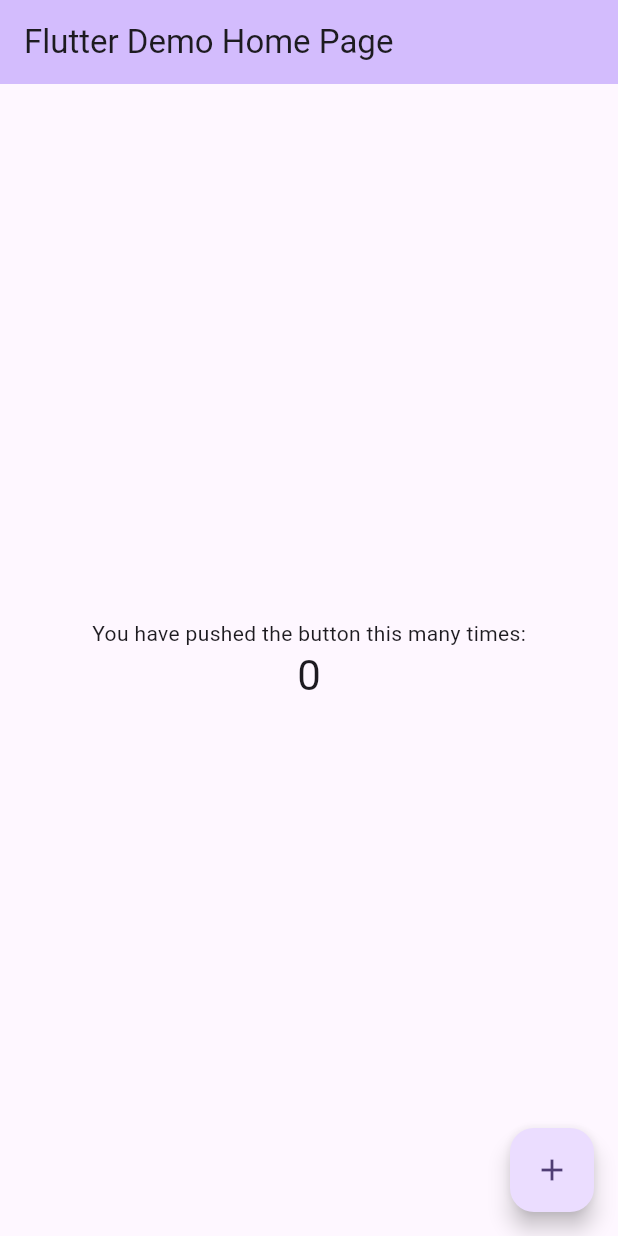
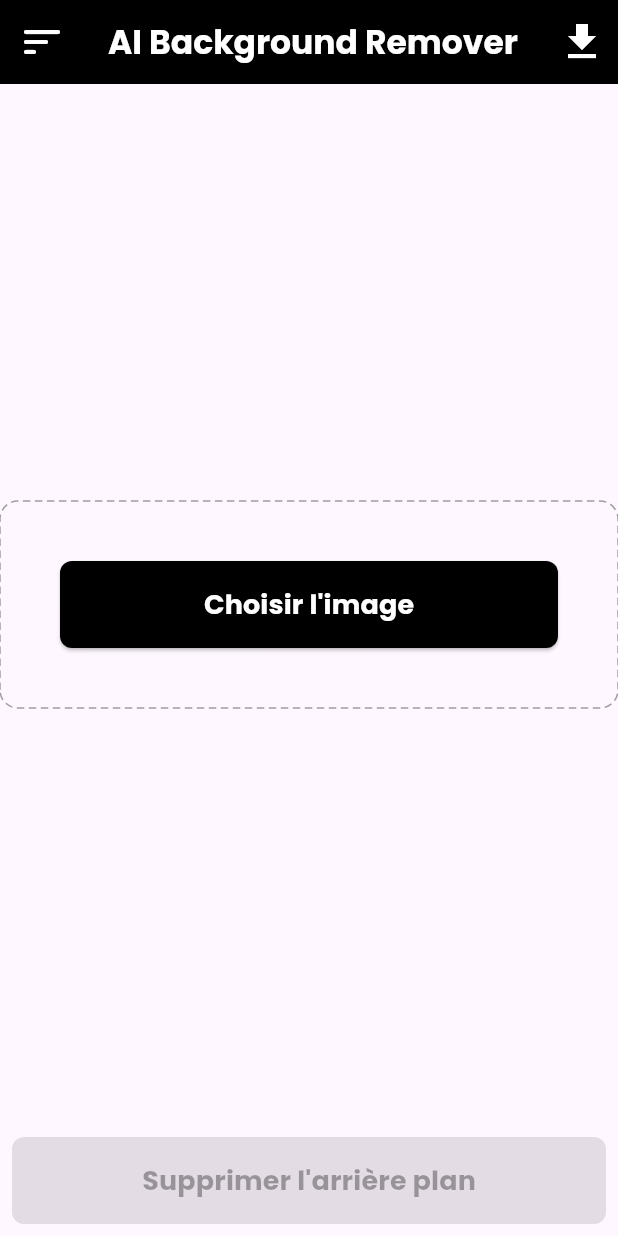
Before and after one commit to Philemon011/RemoveBG_flutter, a Flutter app: the screen it shows after launch, on a phone screen of 412 x 824 dp. Run offline on Flutter 3.47's test engine with Material 3 defaults, Android fonts, the phone set to English and light mode, and no system bars; our stand-ins replace google_fonts, image_picker, permission_handler, screenshot; missing offline and left inert: before_after_image_slider_nullsafty.

Commit message:
final app

```diff
--- /dev/null
+++ b/lib/Homescreen.dart
@@ -0,0 +1,280 @@
+import 'dart:io';
+import 'dart:typed_data';
+
+import 'package:removebg/api.dart';
+import 'package:removebg/dashed_border.dart';
+import 'package:before_after_image_slider_nullsafty/before_after_image_slider_nullsafty.dart';
+import 'package:flutter/material.dart';
+import 'package:google_fonts/google_fonts.dart';
+import 'package:image_picker/image_picker.dart';
+import 'package:permission_handler/permission_handler.dart';
+import 'package:screenshot/screenshot.dart';
+import 'package:path_provider/path_provider.dart';
+
+class Homescreen extends StatefulWidget {
+  const Homescreen({super.key});
+
+  @override
+  State<Homescreen> createState() => _HomescreenState();
+}
+
+class _HomescreenState extends State<Homescreen> {
+  var loaded = false;
+  var removedbg = false;
+  Uint8List? image;
+  String? imagePath = '';
+  var isLoading = false;
+
+  ScreenshotController screenshotController = ScreenshotController();
+
+  pickImage() async {
+    final img = await ImagePicker().pickImage(source: ImageSource.gallery, imageQuality: 100);
+    if (img != null) {
+      imagePath = img.path;
+      loaded = true;
+      setState(() {});
+    } else {}
+  }
+
+  downloadImage() async {
+    var perm = await Permission.manageExternalStorage.request();
+    var folderName = "BGRemover";
+    var fileName = "${DateTime.now().millisecondsSinceEpoch}.png";
+
+    if (perm.isGranted) {
+      // Utilisation du répertoire "Downloads"
+      Directory? directory;
+
+      // Vérifiez si vous êtes sur Android
+      if (Platform.isAndroid) {
+        directory =
+            await getExternalStorageDirectory(); // Obtenez le répertoire externe
+        // Si l'appareil est sous Android 10+ (API 29 et plus), utilisez MediaStore
+        directory = Directory('/storage/emulated/0/Download');
+      } else {
+        // Pour iOS ou autres plateformes, on peut utiliser les documents de l'application
+        directory = await getApplicationDocumentsDirectory();
+      }
+
+      // Créer le répertoire "BGRemover" dans le dossier Downloads
+      String folderPath = "${directory.path}/$folderName";
+      final folder = Directory(folderPath);
+
+      if (!await folder.exists()) {
+        await folder.create(
+            recursive: true); // Créer le dossier s'il n'existe pas
+      }
+
+      // Sauvegarde de l'image capturée dans le répertoire choisi
+      await screenshotController.captureAndSave(
+        folder.path,
+        delay: Duration(milliseconds: 100),
+        fileName: fileName,
+        pixelRatio: 1.0,
+      );
+
+      // Afficher un message de succès avec le chemin du fichier sauvegardé
+      ScaffoldMessenger.of(context).showSnackBar(
+        SnackBar(
+          backgroundColor: Colors.green,
+          content: Text(
+            "Votre fichier a été sauvegardé dans ${folder.path}",
+            style:
+                GoogleFonts.poppins(fontSize: 16, fontWeight: FontWeight.bold),
+          ),
+        ),
+      );
+    } else {
+      // Afficher un message d'erreur si la permission est refusée
+      ScaffoldMessenger.of(context).showSnackBar(
+        SnackBar(
+          backgroundColor: Colors.red,
+          content: Text(
+            "Permission non accordée pour l'accès au stockage",
+            style:
+                GoogleFonts.poppins(fontSize: 16, fontWeight: FontWeight.bold),
+          ),
+        ),
+      );
+    }
+  }
+
+//   downloadImage() async {
+//   // Demande la permission d'accès au stockage
+//   var status = await Permission.storage.request();
+
+//   if (status.isGranted) {
+//     // La permission est accordée, continuer avec l'enregistrement de l'image
+//     var fileName = "${DateTime.now().millisecondsSinceEpoch}.png";
+//     Directory? directory = await getExternalStorageDirectory();
+//     var folderPath = "${directory!.path}/BGRemover";
+
+//     final folder = Directory(folderPath);
+//     if (!await folder.exists()) {
+//       await folder.create(recursive: true);
+//     }
+
+//     await screenshotController.captureAndSave(
+//       folder.path,
+//       delay: Duration(milliseconds: 100),
+//       fileName: fileName,
+//       pixelRatio: 1.0,
+//     );
+
+//     ScaffoldMessenger.of(context).showSnackBar(SnackBar(
+//       content: Text(
+//         "Votre fichier a été sauvegardé dans $folderPath",
+//         style: GoogleFonts.poppins(fontSize: 16, fontWeight: FontWeight.bold),
+//       ),
+//     ));
+//   } else if (status.isDenied) {
+//     // Permission refusée
+//     ScaffoldMessenger.of(context).showSnackBar(SnackBar(
+//       content: Text(
+//         "Permission non accordée pour l'accès au stockage",
+//         style: GoogleFonts.poppins(fontSize: 16, fontWeight: FontWeight.bold),
+//       ),
+//     ));
+//     await Permission.storage.request();
+//     openAppSettings();
+//   } else if (status.isPermanentlyDenied) {
+//     // Si la permission est définitivement refusée, vous pouvez ouvrir les paramètres pour l'activer
+//     openAppSettings();
+//   }
+// }
+
+  @override
+  Widget build(BuildContext context) {
+    return Scaffold(
+      appBar: AppBar(
+        actions: [
+          IconButton(
+              onPressed: () {
+                downloadImage();
+              },
+              icon: Icon(
+                Icons.download,
+                color: Colors.white,
+                size: 32,
+              ))
+        ],
+        leading: const Icon(
+          Icons.sort_rounded,
+          color: Colors.white,
+          size: 32,
+        ),
+        backgroundColor: Colors.black,
+        title: Text(
+          "AI Background Remover",
+          style: GoogleFonts.poppins(
+              color: Colors.white, fontWeight: FontWeight.bold),
+        ),
+      ),
+      body: Center(
+        child: removedbg
+            ? Padding(
+                padding: const EdgeInsets.all(8.0),
+                child: BeforeAfter(
+                  thumbColor: Colors.white,
+                  beforeImage: Image.file(File(imagePath!)),
+                  afterImage: Screenshot(
+                      controller: screenshotController,
+                      child: Image.memory(image!)),
+                ),
+              )
+            : loaded
+                ? GestureDetector(
+                    onTap: () {
+                      pickImage();
+                    },
+                    child: Image.file(File(imagePath!)))
+                : DashedBorder(
+                    color: Colors.grey,
+                    radius: 12,
+                    padding: const EdgeInsets.all(40),
+                    child: Container(
+                        child: SizedBox(
+                      width: double.infinity,
+                      height: 58,
+                      child: ElevatedButton(
+                        style: ElevatedButton.styleFrom(
+                          backgroundColor: Colors.black,
+                          foregroundColor: Colors.white,
+                          shape: RoundedRectangleBorder(
+                            borderRadius: BorderRadius.circular(
+                                8), // Réduire le rayon ici (par exemple à 8)
+                          ),
+                        ),
+                        onPressed: () {
+                          pickImage();
+                        },
+                        child: Text(
+                          "Choisir l'image",
+                          style: GoogleFonts.poppins(
+                              fontSize: 18, fontWeight: FontWeight.bold),
+                        ),
+                      ),
+                    )),
+                  ),
+      ),
+      bottomNavigationBar: Padding(
+        padding: const EdgeInsets.all(8.0),
+        child: Container(
+            child: SizedBox(
+          width: double.infinity - 10,
+          height: 58,
+          child: ElevatedButton(
+            style: ElevatedButton.styleFrom(
+              backgroundColor: Colors.black,
+              foregroundColor: Colors.white,
+              shape: RoundedRectangleBorder(
+                borderRadius: BorderRadius.circular(
+                    8), // Réduire le rayon ici (par exemple à 8)
+              ),
+            ),
+            onPressed: loaded
+                ? () async {
+                    setState(() {
+                      isLoading = true;
+                    });
+
+                    image = await Api.removebg(imagePath!);
+                    if (image != null) {
+                      debugPrint(
+                          "Image sans arrière-plan obtenue avec succès.");
+                      debugPrint(
+                          "Taille de l'image traitée : ${image?.length}");
+                      removedbg = true;
+                      isLoading = false;
+                      setState(() {});
+                    } else {
+                      isLoading = false;
+                      removedbg = false;
+                      ScaffoldMessenger.of(context).showSnackBar(SnackBar(
+                        backgroundColor: Colors.red,
+                        content: Text(
+                          "Erreur : Erreur de connexion au serveur ! ",
+                          style: GoogleFonts.poppins(
+                              fontSize: 16, fontWeight: FontWeight.bold),
+                        ),
+                      ));
+                      debugPrint(
+                          "Erreur : L'image sans arrière-plan est nulle.");
+                    }
+                  }
+                : null,
+            child: isLoading
+                ? const CircularProgressIndicator(
+                    color: Colors.white,
+                  )
+                : Text(
+                    "Supprimer l'arrière plan",
+                    style: GoogleFonts.poppins(
+                        fontSize: 18, fontWeight: FontWeight.bold),
+                  ),
+          ),
+        )),
+      ),
+    );
+  }
+}
--- /dev/null
+++ b/lib/api.dart
@@ -0,0 +1,28 @@
+import 'package:flutter/material.dart';
+import 'package:http/http.dart' as http;
+
+class Api {
+  static const apiKey = "HCSKHEDHas2n5upDbphF9kps";
+  static var baseUrl = Uri.parse("https://api.remove.bg/v1.0/removebg");
+
+  static removebg(String imgPath) async {
+    var req = http.MultipartRequest("POST", baseUrl);
+
+    req.headers.addAll({
+      "X-Api-Key": apiKey,
+    });
+
+    req.files.add(await http.MultipartFile.fromPath("image_file", imgPath));
+
+    final res = await req.send();
+
+    if (res.statusCode == 200) {
+      http.Response img = await http.Response.fromStream(res);
+      return img.bodyBytes;
+    } else {
+
+      debugPrint("Erreur de connexion au serveur");
+      return null;
+    }
+  }
+}
--- /dev/null
+++ b/lib/dashed_border.dart
@@ -0,0 +1,94 @@
+import 'dart:ui';
+
+import 'package:flutter/material.dart';
+
+class DashedBorder extends StatefulWidget {
+  final Color color;
+  final double strokeWidth;
+  final double dotsWidth;
+  final double gap;
+  final double radius;
+  final Widget child;
+  final EdgeInsets? padding;
+
+  const DashedBorder(
+      {super.key,
+      this.color = Colors.black,
+      this.strokeWidth = 1.0,
+      this.dotsWidth = 5.0,
+      this.gap = 3.0,
+      this.radius = 0,
+      required this.child,
+      this.padding});
+
+  @override
+  State<DashedBorder> createState() => _DashedBorderState();
+}
+
+class _DashedBorderState extends State<DashedBorder> {
+  @override
+  Widget build(BuildContext context) {
+    return CustomPaint(
+      painter: _DottedCustomPaint(
+        color: widget.color,
+        dottedLenght: widget.dotsWidth,
+        space: widget.gap,
+        strokeWidth: widget.strokeWidth,
+        radius: widget.radius,
+      ),
+      child: Container(
+        padding: widget.padding ?? const EdgeInsets.all(2),
+        child: widget.child,
+      ),
+    );
+  }
+}
+
+class _DottedCustomPaint extends CustomPainter {
+  Color? color;
+  double? dottedLenght;
+  double? space;
+  double? strokeWidth;
+  double? radius;
+
+  _DottedCustomPaint(
+      {this.color,
+      this.dottedLenght,
+      this.space,
+      this.strokeWidth,
+      this.radius});
+
+  @override
+  void paint(Canvas canvas, Size size) {
+    final Paint paint = Paint()
+      ..isAntiAlias = true
+      ..filterQuality = FilterQuality.high
+      ..color = color!
+      ..style = PaintingStyle.stroke
+      ..strokeWidth = strokeWidth!;
+
+    Path path = Path();
+    path.addRRect(RRect.fromLTRBR(
+        0, 0, size.width, size.height, Radius.circular(radius!)));
+
+    Path draw = buildDashPath(path, dottedLenght!, space!);
+    canvas.drawPath(draw, paint);
+  }
+
+  Path buildDashPath(Path path, double dottedLenght, double space) {
+    final Path r = Path();
+    for (PathMetric metric in path.computeMetrics()) {
+      double start = 0.0;
+      while (start < metric.length) {
+        double end = start + dottedLenght;
+        r.addPath(metric.extractPath(start, end), Offset.zero);
+        start = end + space;
+      }
+    }
+    return r;
+  }
+  @override
+  bool shouldRepaint(_DottedCustomPaint oldDelegate) {
+    return true;
+  }
+}
--- a/lib/main.dart
+++ b/lib/main.dart
@@ -1,3 +1,4 @@
+import 'package:removebg/Homescreen.dart';
 import 'package:flutter/material.dart';
 
 void main() {
@@ -10,100 +11,13 @@ class MyApp extends StatelessWidget {
   @override
   Widget build(BuildContext context) {
     return MaterialApp(
-      title: 'Flutter Demo',
+      home: const Homescreen(),
+      debugShowCheckedModeBanner: false,
+      title: 'Ai Background Remover',
       theme: ThemeData(
         colorScheme: ColorScheme.fromSeed(seedColor: Colors.deepPurple),
         useMaterial3: true,
       ),
-      home: const MyHomePage(title: 'Flutter Demo Home Page'),
     );
   }
 }
-
-class MyHomePage extends StatefulWidget {
-  const MyHomePage({super.key, required this.title});
-
-  // This widget is the home page of your application. It is stateful, meaning
-  // that it has a State object (defined below) that contains fields that affect
-  // how it looks.
-
-  // This class is the configuration for the state. It holds the values (in this
-  // case the title) provided by the parent (in this case the App widget) and
-  // used by the build method of the State. Fields in a Widget subclass are
-  // always marked "final".
-
-  final String title;
-
-  @override
-  State<MyHomePage> createState() => _MyHomePageState();
-}
-
-class _MyHomePageState extends State<MyHomePage> {
-  int _counter = 0;
-
-  void _incrementCounter() {
-    setState(() {
-      // This call to setState tells the Flutter framework that something has
-      // changed in this State, which causes it to rerun the build method below
-      // so that the display can reflect the updated values. If we changed
-      // _counter without calling setState(), then the build method would not be
-      // called again, and so nothing would appear to happen.
-      _counter++;
-    });
-  }
-
-  @override
-  Widget build(BuildContext context) {
-    // This method is rerun every time setState is called, for instance as done
-    // by the _incrementCounter method above.
-    //
-    // The Flutter framework has been optimized to make rerunning build methods
-    // fast, so that you can just rebuild anything that needs updating rather
-    // than having to individually change instances of widgets.
-    return Scaffold(
-      appBar: AppBar(
-        // TRY THIS: Try changing the color here to a specific color (to
-        // Colors.amber, perhaps?) and trigger a hot reload to see the AppBar
-        // change color while the other colors stay the same.
-        backgroundColor: Theme.of(context).colorScheme.inversePrimary,
-        // Here we take the value from the MyHomePage object that was created by
-        // the App.build method, and use it to set our appbar title.
-        title: Text(widget.title),
-      ),
-      body: Center(
-        // Center is a layout widget. It takes a single child and positions it
-        // in the middle of the parent.
-        child: Column(
-          // Column is also a layout widget. It takes a list of children and
-          // arranges them vertically. By default, it sizes itself to fit its
-          // children horizontally, and tries to be as tall as its parent.
-          //
-          // Column has various properties to control how it sizes itself and
-          // how it positions its children. Here we use mainAxisAlignment to
-          // center the children vertically; the main axis here is the vertical
-          // axis because Columns are vertical (the cross axis would be
-          // horizontal).
-          //
-          // TRY THIS: Invoke "debug painting" (choose the "Toggle Debug Paint"
-          // action in the IDE, or press "p" in the console), to see the
-          // wireframe for each widget.
-          mainAxisAlignment: MainAxisAlignment.center,
-          children: <Widget>[
-            const Text(
-              'You have pushed the button this many times:',
-            ),
-            Text(
-              '$_counter',
-              style: Theme.of(context).textTheme.headlineMedium,
-            ),
-          ],
-        ),
-      ),
-      floatingActionButton: FloatingActionButton(
-        onPressed: _incrementCounter,
-        tooltip: 'Increment',
-        child: const Icon(Icons.add),
-      ), // This trailing comma makes auto-formatting nicer for build methods.
-    );
-  }
-}
```
Also changed, not shown: pubspec.yaml (+8 -0 lines), pubspec.lock, 6 other files.
